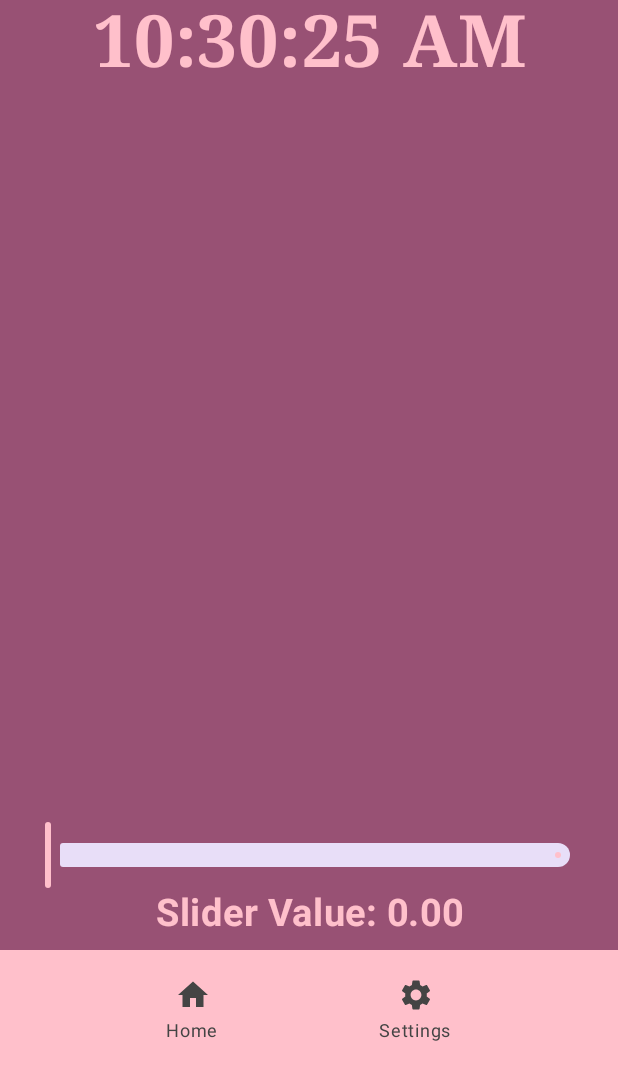
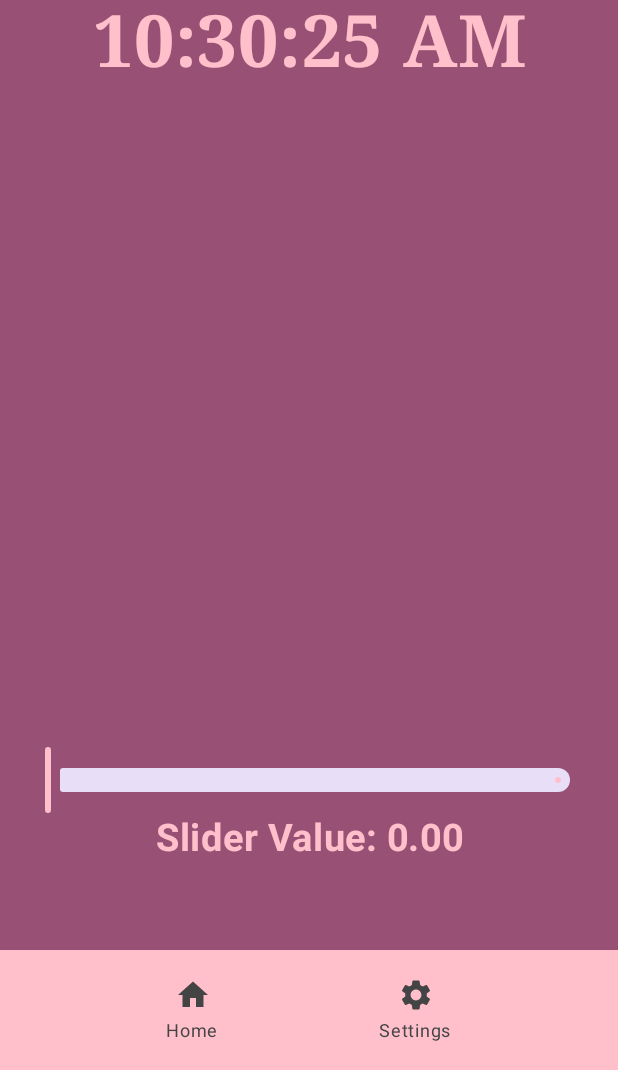
Before and after one commit to OliverAdams56/Android_Studio_Alarm_App, an Android app built with Jetpack Compose: the @Preview function Preview1, on a phone screen of 412 x 824 dp, the part 166-1236 px from its top. Run offline under Robolectric (Android 15) with nearby library versions, the phone set to English and light mode, and no system bars.

```diff
--- a/app/src/main/java/com/example/wakeup/ui/theme/AppHomeScreen.kt
+++ b/app/src/main/java/com/example/wakeup/ui/theme/AppHomeScreen.kt
@@ -5,6 +5,7 @@
 package com.example.wakeup.ui.theme
 
 import android.content.res.Configuration
+import android.widget.Toast
 import androidx.compose.foundation.layout.Arrangement
 import androidx.compose.foundation.layout.Box
 import androidx.compose.foundation.layout.Column
@@ -25,6 +26,7 @@ import androidx.compose.runtime.remember
 import androidx.compose.runtime.setValue
 import androidx.compose.ui.Alignment
 import androidx.compose.ui.Modifier
+import androidx.compose.ui.platform.LocalContext
 import androidx.compose.ui.text.font.FontFamily
 import androidx.compose.ui.text.font.FontWeight
 import androidx.compose.ui.text.style.TextAlign
@@ -81,23 +83,20 @@ fun getCurrentTime(): String
 fun CustomSlider()
 {
     var sliderValue by remember { mutableFloatStateOf(0f) }
-    val valueRange = 0f..1f // Slider range from 0 to 1
-    val totalDurationInMillis = 90000f // Duration to reach max in milliseconds (1.5 minutes)
+    val valueRange = 0f..1f
+    val totalDurationInMillis = 90000f
 
     Column(modifier = Modifier
-        .padding(horizontal = 30.dp) // Add some horizontal padding
-        .padding(vertical = 10.dp), // Add vertical padding for spacing
-        verticalArrangement = Arrangement.Center, // Center contents vertically
-        horizontalAlignment = Alignment.CenterHorizontally // Center contents horizontally
-    ) {
-        Slider(value = sliderValue, onValueChange = { newValue -> // Smooth out slider value changes
+        .padding(horizontal = 30.dp)
+        .padding(vertical = 10.dp), verticalArrangement = Arrangement.Center, horizontalAlignment = Alignment.CenterHorizontally) {
+        Slider(value = sliderValue, onValueChange = { newValue ->
             sliderValue += ((newValue - sliderValue) / (totalDurationInMillis / 1000))
-            sliderValue = sliderValue.coerceIn(valueRange) // Keep value within range
-        }, valueRange = valueRange // Set range of the slider
-        )
-        Spacer(modifier = Modifier.height(0.dp)) // Spacer to separate Slider and Text
+            sliderValue = sliderValue.coerceIn(valueRange)
+        }, valueRange = valueRange)
+
+        Spacer(modifier = Modifier.height(0.dp))
         Text(
-            text = "Slider Value: ${String.format(Locale.getDefault(), "%.2f", sliderValue)}", // Display slider value
+            text = "Slider Value: ${String.format(Locale.getDefault(), "%.2f", sliderValue)}",
             color = MaterialTheme.colorScheme.primary,
             fontSize = 25.sp,
             fontWeight = FontWeight.Bold,
@@ -126,7 +125,7 @@ fun Preview1()
                 Clock()
                 Spacer(modifier = Modifier.weight(1f))
                 CustomSlider()
-                Spacer(modifier = Modifier.height(0.dp))
+                Spacer(modifier = Modifier.height(50.dp))
                 val navController = rememberNavController()
                 BottomBar(navController)
             }
```
Also changed, not shown: app/src/main/java/com/example/wakeup/data/AppNotification.kt (+21 -3 lines).
